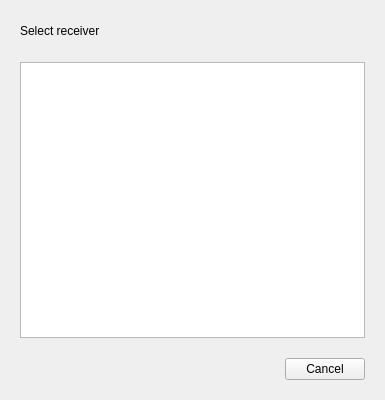
Old version of the form src/ui/DestinationDialog.ui in the repository SergeyGadzhilov/SHSH.
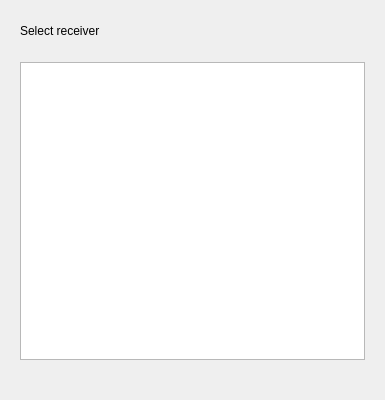
New version of the form. Icons and pictures are not drawn.

Commit message: New design for button cancel

What changed in the file:
```diff
--- a/src/ui/DestinationDialog.ui
+++ b/src/ui/DestinationDialog.ui
@@ -129,13 +129,6 @@
        </property>
       </spacer>
      </item>
-     <item>
-      <widget class="QPushButton" name="btnReceiverCancel">
-       <property name="text">
-        <string>Cancel</string>
-       </property>
-      </widget>
-     </item>
     </layout>
    </item>
   </layout>
```
Left out of the diff: 16 changed lines with no effect on the pictures. The commit also changes 3 other files.
